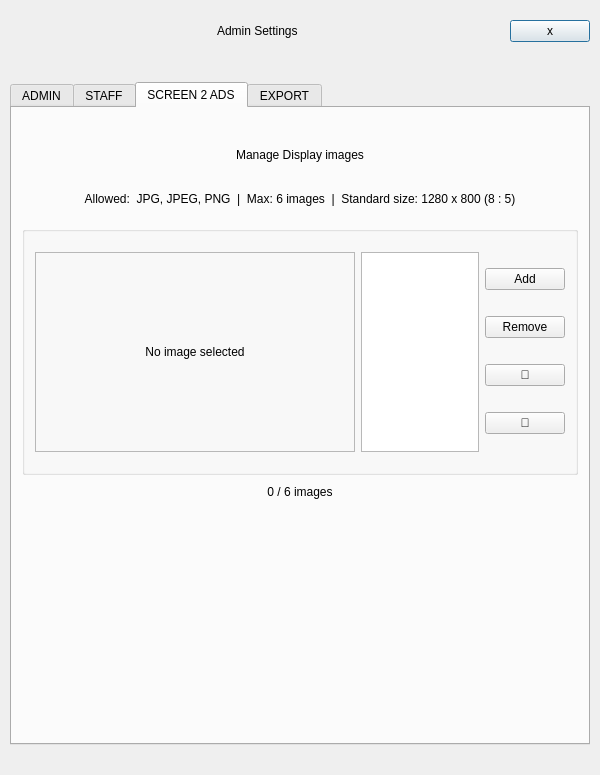
Selvam-T/POS, file Project/ui/admin_menu.ui: the form before one commit.
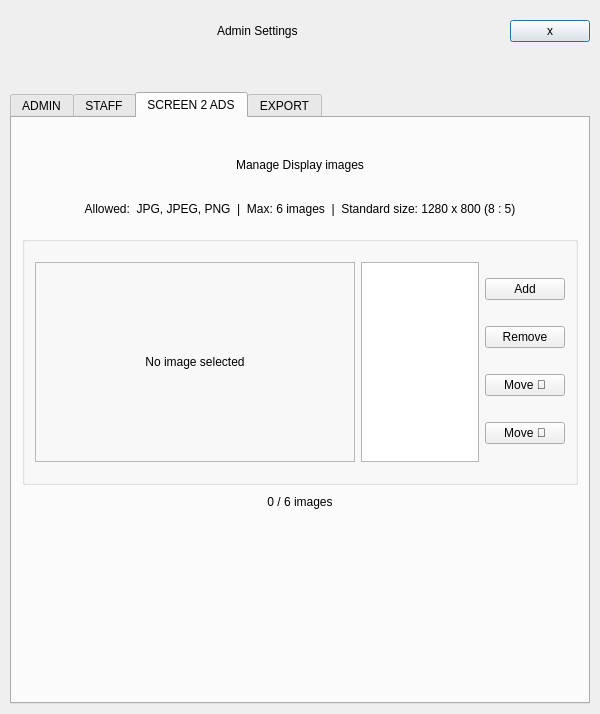
The form after the commit. The open tabs and pages were chosen to show the change.

Commit message: admin_menu EXPORT csv, xlsx, sql export wired, JSON Category list not wired, introduced new problem with dialog centering unresolved

The edit to the form file:
```diff
--- a/Project/ui/admin_menu.ui
+++ b/Project/ui/admin_menu.ui
@@ -7,7 +7,7 @@
     <x>0</x>
     <y>0</y>
     <width>600</width>
-    <height>775</height>
+    <height>714</height>
    </rect>
   </property>
   <property name="sizePolicy">
@@ -19,12 +19,12 @@
   <property name="minimumSize">
    <size>
     <width>0</width>
-    <height>775</height>
+    <height>0</height>
    </size>
   </property>
   <layout class="QVBoxLayout" name="mainVerticalLayout">
    <property name="spacing">
-    <number>10</number>
+    <number>20</number>
    </property>
    <property name="leftMargin">
     <number>10</number>
@@ -36,7 +36,7 @@
     <number>10</number>
    </property>
    <property name="bottomMargin">
-    <number>30</number>
+    <number>10</number>
    </property>
    <item>
     <widget class="QFrame" name="customTitleBar">
@@ -677,7 +677,7 @@
         <number>10</number>
        </property>
        <property name="bottomMargin">
-        <number>20</number>
+        <number>0</number>
        </property>
        <item>
         <spacer name="verticalSpacer_5">
@@ -755,6 +755,12 @@
          <property name="title">
           <string/>
          </property>
+                 <property name="maximumSize">
+                    <size>
+                     <width>16777215</width>
+                     <height>340</height>
+                    </size>
+                 </property>
          <property name="alignment">
           <set>Qt::AlignLeading|Qt::AlignLeft|Qt::AlignVCenter</set>
          </property>
@@ -779,6 +785,12 @@
               <height>200</height>
              </size>
             </property>
+                        <property name="maximumSize">
+                         <size>
+                            <width>16777215</width>
+                            <height>220</height>
+                         </size>
+                        </property>
             <property name="frameShape">
              <enum>QFrame::StyledPanel</enum>
             </property>
@@ -804,6 +816,12 @@
               <height>0</height>
              </size>
             </property>
+                        <property name="maximumSize">
+                         <size>
+                            <width>16777215</width>
+                            <height>220</height>
+                         </size>
+                        </property>
             <property name="contextMenuPolicy">
              <enum>Qt::CustomContextMenu</enum>
             </property>
@@ -867,14 +885,14 @@
             <item>
              <widget class="QPushButton" name="upScreen2Btn">
               <property name="text">
-               <string>🔼</string>
+               <string>Move 🔼</string>
               </property>
              </widget>
             </item>
             <item>
              <widget class="QPushButton" name="downScreen2Btn">
               <property name="text">
-               <string>🔽</string>
+               <string>Move 🔽</string>
               </property>
              </widget>
             </item>
@@ -899,12 +917,12 @@
           <enum>Qt::Vertical</enum>
          </property>
          <property name="sizeType">
-          <enum>QSizePolicy::Expanding</enum>
+          <enum>QSizePolicy::Fixed</enum>
          </property>
          <property name="sizeHint" stdset="0">
           <size>
            <width>20</width>
-           <height>20</height>
+           <height>10</height>
           </size>
          </property>
         </spacer>
@@ -919,6 +937,19 @@
          </property>
         </widget>
        </item>
+       <item>
+        <spacer name="verticalSpacer_20">
+         <property name="orientation">
+          <enum>Qt::Vertical</enum>
+         </property>
+         <property name="sizeHint" stdset="0">
+          <size>
+           <width>20</width>
+           <height>10</height>
+          </size>
+         </property>
+        </spacer>
+       </item>
       </layout>
      </widget>
      <widget class="QWidget" name="tabExport">
```
Left out of the diff: 14 changed lines with no effect on the pictures. The commit also changes 7 other files.
